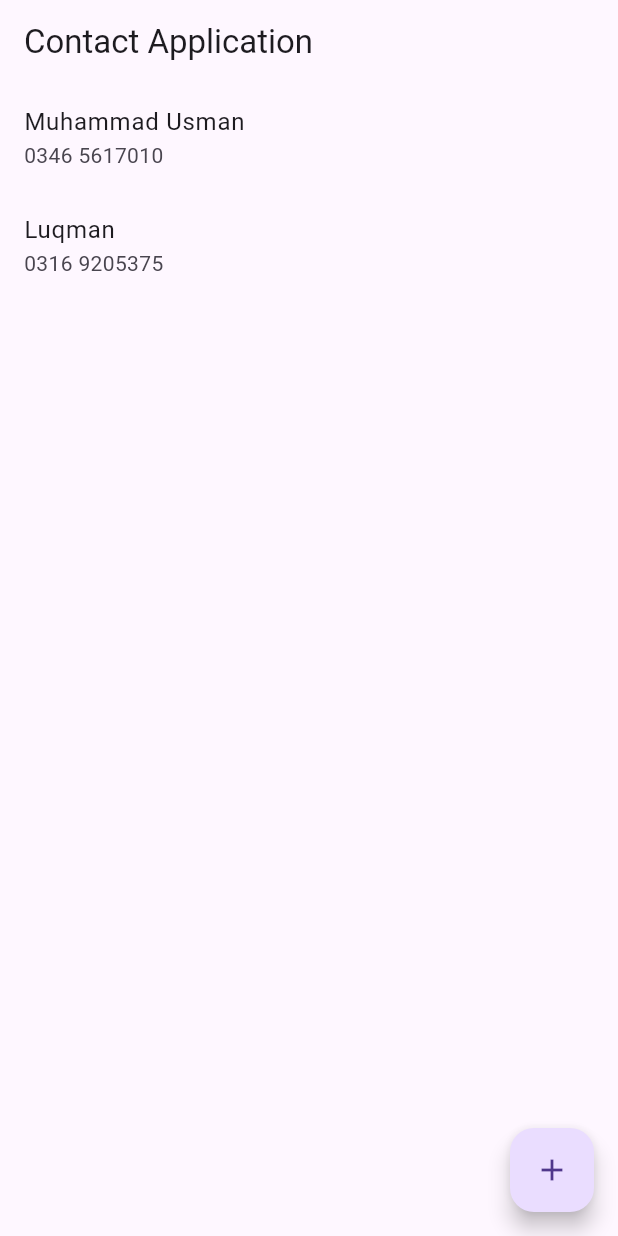
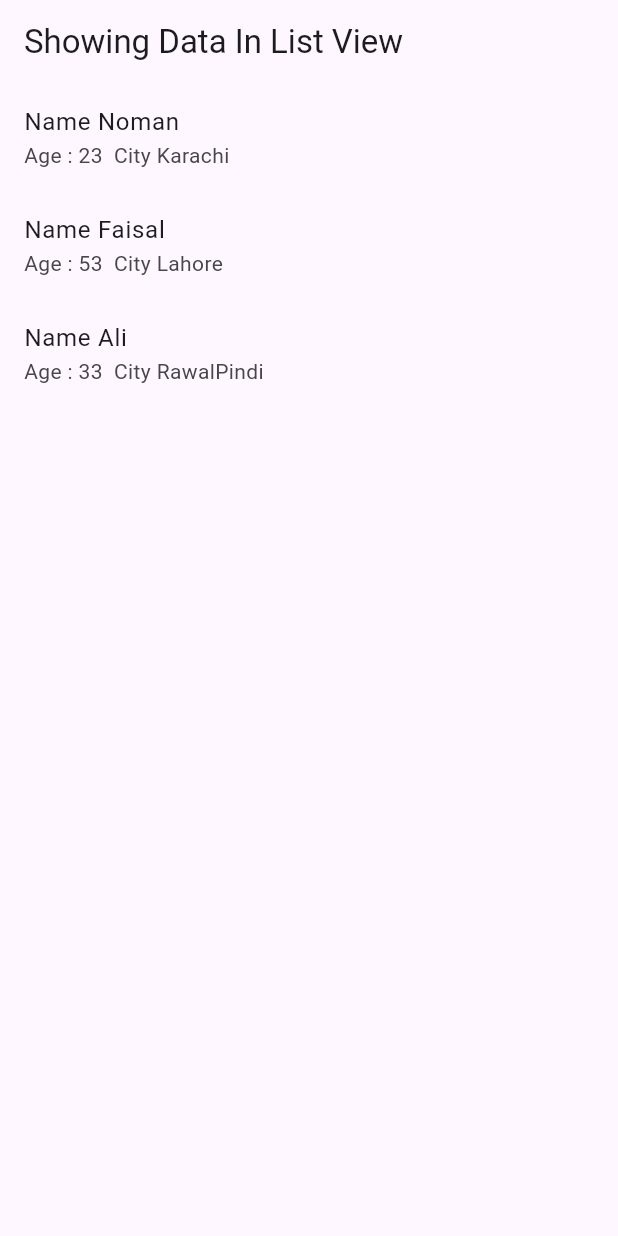
Before and after one commit to tfxTanoli/ContactApp, a Flutter app: the screen it shows after launch, on a phone screen of 412 x 824 dp. Run offline on Flutter 3.47's test engine with Material 3 defaults, Android fonts, the phone set to English and light mode, and no system bars.

Commit message:
Solving Quiz Question

```diff
--- a/lib/main.dart
+++ b/lib/main.dart
@@ -8,60 +8,117 @@ class MyApp extends StatelessWidget {
   @override
   Widget build(BuildContext context) {
     return MaterialApp(
-      home: AddContact(),
+      home: ShowListView(),
     );
   }
 }
 
-class Contact {
+class Info {
   String? name;
-  String? phoneNo;
-  Contact({this.name, this.phoneNo});
+  int? age;
+  String? city;
+
+  Info({this.name, this.age, this.city});
 }
 
-class AddContact extends StatefulWidget {
-  _AddContact createState() => _AddContact();
+class ShowListView extends StatefulWidget {
+  _ShowListView createState() => _ShowListView();
 }
 
-class _AddContact extends State<AddContact> {
-  List<Contact> contact = [
-    Contact(name: "Muhammad Usman", phoneNo: "0346 5617010"),
-    Contact(name: "Luqman", phoneNo: "0316 9205375")
+class _ShowListView extends State<ShowListView> {
+  List<Info> info = [
+    Info(name: "Noman", age: 23, city: "Karachi"),
+    Info(name: 'Faisal', age: 53, city: "Lahore"),
+    Info(name: 'Ali', age: 33, city: "RawalPindi")
   ];
-  void addContact() {
-    setState(() {
-      contact.add(Contact(
-          name: "New Contact ${contact.length + 1}",
-          phoneNo: "0300 000000${contact.length + 1}"));
-    });
-  }
 
   @override
   Widget build(BuildContext context) {
     return Scaffold(
       appBar: AppBar(
-        title: const Text("Contact Application"),
+        title: const Text("Showing Data In List View"),
       ),
       body: Center(
         child: Column(
-          mainAxisAlignment: MainAxisAlignment.center,
           children: [
             Expanded(
-              child: ListView.builder(
-                itemCount: contact.length,
-                itemBuilder: (context, index) => ListTile(
-                  title: Text(contact[index].name.toString()),
-                  subtitle: Text(contact[index].phoneNo.toString()),
-                ),
+                child: ListView.builder(
+              itemCount: info.length,
+              itemBuilder: (context, index) => ListTile(
+                title: Text("Name ${info[index].name}"),
+                subtitle:
+                    Text("Age : ${info[index].age}  City ${info[index].city}"),
               ),
-            )
+            ))
           ],
         ),
-      ),
-      floatingActionButton: FloatingActionButton(
-        onPressed: addContact,
-        child: const Icon(Icons.add),
       ),
     );
   }
 }
+
+// void main() {
+//   runApp(MyApp());
+// }
+
+// class MyApp extends StatelessWidget {
+//   @override
+//   Widget build(BuildContext context) {
+//     return MaterialApp(
+//       home: AddContact(),
+//     );
+//   }
+// }
+
+// class Contact {
+//   String? name;
+//   String? phoneNo;
+//   Contact({this.name, this.phoneNo});
+// }
+
+// class AddContact extends StatefulWidget {
+//   _AddContact createState() => _AddContact();
+// }
+
+// class _AddContact extends State<AddContact> {
+//   List<Contact> contact = [
+//     Contact(name: "Muhammad Usman", phoneNo: "0346 5617010"),
+//     Contact(name: "Luqman", phoneNo: "0316 9205375")
+//   ];
+//   void addContact() {
+//     setState(() {
+//       contact.add(Contact(
+//           name: "New Contact ${contact.length + 1}",
+//           phoneNo: "0300 000000${contact.length + 1}"));
+//     });
+//   }
+
+//   @override
+//   Widget build(BuildContext context) {
+//     return Scaffold(
+//       appBar: AppBar(
+//         title: const Text("Contact Application"),
+//       ),
+//       body: Center(
+//         child: Column(
+//           mainAxisAlignment: MainAxisAlignment.center,
+//           children: [
+//             Expanded(
+//               child: ListView.builder(
+//                 itemCount: contact.length,
+//                 itemBuilder: (context, index) => ListTile(
+//                   title: Text(contact[index].name.toString()),
+//                   subtitle: Text(contact[index].phoneNo.toString()),
+//                 ),
+//               ),
+//             )
+//           ],
+//         ),
+//       ),
+//       floatingActionButton: FloatingActionButton(
+//         onPressed: addContact,
+//         child: const Icon(Icons.add),
+//       ),
+//     );
+//   }
+// }
```
